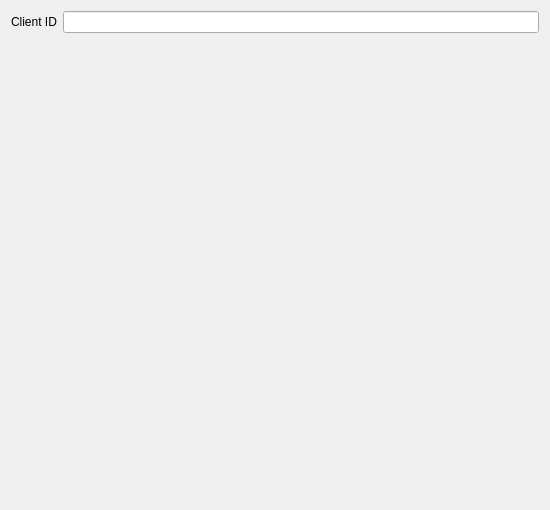
This is src/auth/planetary_computer/gui/qgsauthplanetarycomputeredit.ui in uclaros/QGIS as Qt 5 draws it before an edit. The edited form follows.
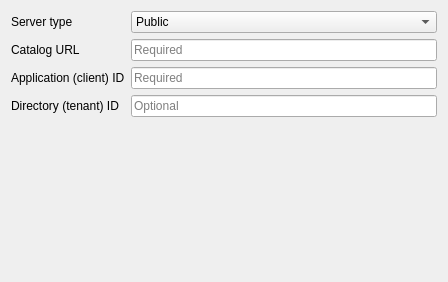
This is the edited form.

Patch:
```diff
--- a/src/auth/planetary_computer/gui/qgsauthplanetarycomputeredit.ui
+++ b/src/auth/planetary_computer/gui/qgsauthplanetarycomputeredit.ui
@@ -6,22 +6,75 @@
    <rect>
     <x>0</x>
     <y>0</y>
-    <width>550</width>
-    <height>510</height>
+    <width>448</width>
+    <height>282</height>
    </rect>
   </property>
-  <layout class="QGridLayout" name="gridLayout">
-   <item row="0" column="1">
-    <widget class="QLineEdit" name="lineEdit"/>
-   </item>
+  <layout class="QFormLayout" name="formLayout">
    <item row="0" column="0">
-    <widget class="QLabel" name="label">
+    <widget class="QLabel" name="lblType">
      <property name="text">
-      <string>Client ID</string>
+      <string>Server type</string>
+     </property>
+    </widget>
+   </item>
+   <item row="0" column="1">
+    <widget class="QComboBox" name="cbType">
+     <item>
+      <property name="text">
+       <string>Public</string>
+      </property>
+     </item>
+     <item>
+      <property name="text">
+       <string>Planetary Computer Pro</string>
+      </property>
+     </item>
+    </widget>
+   </item>
+   <item row="1" column="0">
+    <widget class="QLabel" name="lblRootUrl">
+     <property name="text">
+      <string>Catalog URL</string>
      </property>
     </widget>
    </item>
    <item row="1" column="1">
+    <widget class="QLineEdit" name="leRootUrl">
+     <property name="placeholderText">
+      <string>Required</string>
+     </property>
+    </widget>
+   </item>
+   <item row="2" column="0">
+    <widget class="QLabel" name="lblClientId">
+     <property name="text">
+      <string>Application (client) ID</string>
+     </property>
+    </widget>
+   </item>
+   <item row="2" column="1">
+    <widget class="QLineEdit" name="leClientId">
+     <property name="placeholderText">
+      <string>Required</string>
+     </property>
+    </widget>
+   </item>
+   <item row="3" column="0">
+    <widget class="QLabel" name="lblTenantId">
+     <property name="text">
+      <string>Directory (tenant) ID</string>
+     </property>
+    </widget>
+   </item>
+   <item row="3" column="1">
+    <widget class="QLineEdit" name="leTenantId">
+     <property name="placeholderText">
+      <string>Optional</string>
+     </property>
+    </widget>
+   </item>
+   <item row="4" column="1">
     <spacer name="verticalSpacer">
      <property name="orientation">
       <enum>Qt::Orientation::Vertical</enum>
```
Left out of the diff: 3 changed lines with no effect on the pictures.
